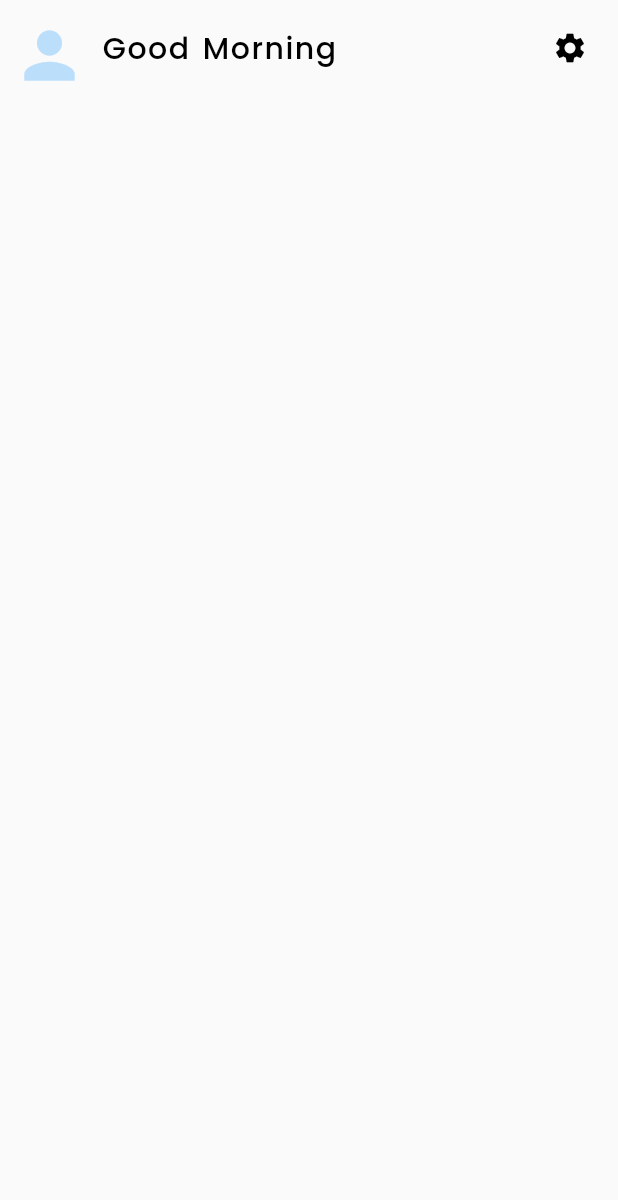
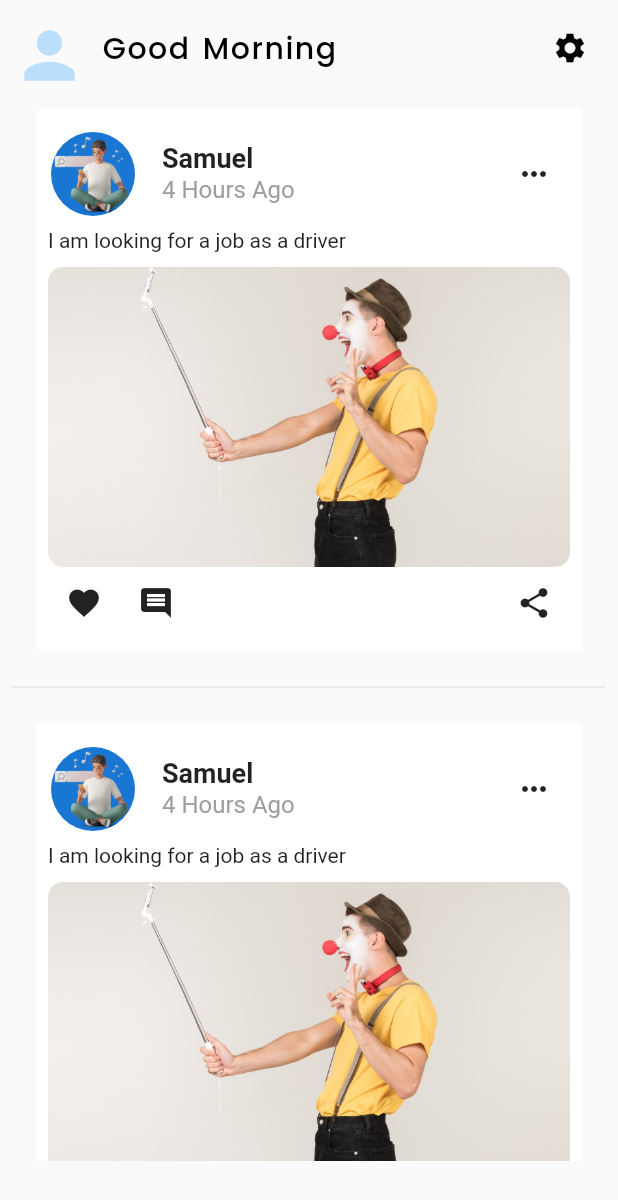
Before and after one commit to aneeshdevala/JOBIZY, a Flutter app: the HomePage screen opened directly, on a phone screen of 412 x 824 dp. Shown: the top 1200 px of the screen. Run offline on Flutter 3.47's test engine with Material 2 defaults, Android fonts, the phone set to English and light mode, and no system bars; our stand-ins replace dio, flutter_secure_storage, get_storage, google_fonts, internet_connection_checker and 2 more; missing offline and left inert: dart:ffi; accounts and stored records are empty; network calls fail.

Commit message:
home ui complete

```diff
--- a/lib/app/module/alljobs/controller/searchcontroll.dart
+++ b/lib/app/module/alljobs/controller/searchcontroll.dart
@@ -28,6 +28,8 @@ class SearchController extends ChangeNotifier {
         ScaffoldMessenger.of(context)
             .showSnackBar(ShowDialogs.popUp('No Response'));
         log('null');
+        isloading = false;
+        notifyListeners();
         return;
       } else {
         allsearchjobs.clear();
@@ -35,6 +37,7 @@ class SearchController extends ChangeNotifier {
         log(allsearchjobs.first.designation.toString());
         //  log(searchResponse.toString());
         isloading = false;
+        notifyListeners();
         return;
       }
     }
--- a/lib/app/module/alljobs/view/jobfullview/fullview.dart
+++ b/lib/app/module/alljobs/view/jobfullview/fullview.dart
@@ -1,7 +1,6 @@
 import 'package:flutter/material.dart';
 import 'package:jobizy/app/module/alljobs/model/searchrespo.dart';
 import 'package:jobizy/app/module/alljobs/view/jobapply/model/applymodel.dart';
-import 'package:jobizy/app/module/register/loginscreen/model/loginrespo.dart';
 import 'package:jobizy/app/util/colors.dart';
 import 'package:jobizy/app/util/constraisns.dart';
 
--- a/lib/app/module/alljobs/yourjobs/controller/jobcontroller.dart
+++ b/lib/app/module/alljobs/yourjobs/controller/jobcontroller.dart
@@ -29,6 +29,7 @@ class JobController extends ChangeNotifier {
         return;
       } else if (postedresponse.isEmpty) {
         ShowDialogs.popUp("Nothing returned");
+        isLoadingFalse();
         return;
       } else if (postedresponse.isNotEmpty) {
         alljobs.clear();
--- a/lib/app/module/alljobs/yourjobs/view/addjob.dart/controller/addjobcon.dart
+++ b/lib/app/module/alljobs/yourjobs/view/addjob.dart/controller/addjobcon.dart
@@ -84,7 +84,7 @@ class JobPostController extends ChangeNotifier {
     }
   }
 
-  String groupValue = '';
+  String groupValue = 'Fresher';
   radioButton(value) {
     groupValue = value;
     notifyListeners();
--- a/lib/app/module/alljobs/yourjobs/view/addjob.dart/view/widgets/radiobutton.dart
+++ b/lib/app/module/alljobs/yourjobs/view/addjob.dart/view/widgets/radiobutton.dart
@@ -22,6 +22,7 @@ class RadioButton extends StatelessWidget {
           children: [
             Expanded(
               child: RadioListTile(
+                selected: true,
                 activeColor: mainColor,
                 title: const Text('Fresher'),
                 value: "Fresher",
@@ -58,7 +59,7 @@ class RadioButton extends StatelessWidget {
                         height: 70,
                         child: TextFormWidget(
                             validatorErrorMessage: 'Required',
-                            text: '  Mix Exp  ',
+                            label: '  Mix Exp  ',
                             controller: provider.minExp))),
                 kWidth20,
                 const Text(
@@ -71,7 +72,7 @@ class RadioButton extends StatelessWidget {
                         height: 70,
                         child: TextFormWidget(
                             validatorErrorMessage: 'Required',
-                            text: '  Max Exp  ',
+                            label: '  Max Exp  ',
                             controller: provider.maxExp))),
               ],
             ))
--- a/lib/app/module/alljobs/yourjobs/view/job_screen.dart
+++ b/lib/app/module/alljobs/yourjobs/view/job_screen.dart
@@ -30,14 +30,15 @@ class JobScreen extends StatelessWidget {
           ),
           centerTitle: true,
         ),
-        body: SingleChildScrollView(
+        body:
+        SingleChildScrollView(
           child: Column(
             mainAxisAlignment: MainAxisAlignment.start,
             children: <Widget>[
               kheight40,
               Selector<JobController, bool>(
                   builder: ((context, isloading, _) {
-                    return provider.isLoading
+                    return provider.isLoading==true
                         ? const Center(
                             child: CircularProgressIndicator(),
                           )
--- a/lib/app/module/homescreen/view/homescreen.dart
+++ b/lib/app/module/homescreen/view/homescreen.dart
@@ -20,54 +20,15 @@ class HomePage extends StatelessWidget {
     // final signIn = Provider.of<SigninController>(context);
     return SafeArea(
       child: Scaffold(
-
-          // appBar: AppBar(
-          //   elevation: 0,
-          //   toolbarHeight: 70,
-          //   backgroundColor: kWhite,
-          //   title: RichText(
-          //     text: TextSpan(
-          //       text: 'Job',
-          //       style: GoogleFonts.poppins(
-          //         textStyle: const TextStyle(
-          //           color: kBlack,
-          //           fontSize: 30,
-          //           fontWeight: FontWeight.w800,
-          //         ),
-          //       ),
-          //       children: <TextSpan>[
-          //         TextSpan(
-          //           text: 'Ezy',
-          //           style: GoogleFonts.pacifico(
-          //             textStyle: const TextStyle(
-          //               color: mainColor,
-          //               fontSize: 30,
-          //               fontWeight: FontWeight.w800,
-          //             ),
-          //           ),
-          //         ),
-          //       ],
-          //     ),
-          //   ),
-          //   actions: [
-          //     IconButton(
-          //         onPressed: () {
-          //           homeController.logout(context);
-          //         },
-          //         icon: const Icon(
-          //           Icons.search,
-          //           color: kBlack,
-          //         ))
-          //   ],
-          // ),
         body: Padding(
           padding: const EdgeInsets.all(8.0),
-        child: SingleChildScrollView(
           child: Column(
             mainAxisAlignment: MainAxisAlignment.start,
             crossAxisAlignment: CrossAxisAlignment.start,
             children: [
-              Row(
+              Flexible(
+                child: LimitedBox(
+                  child: Row(
                       mainAxisAlignment: MainAxisAlignment.start,
                       children: [
                         GestureDetector(
@@ -102,183 +63,140 @@ class HomePage extends StatelessWidget {
                             icon: const Icon(
                               Icons.settings,
                               color: kBlack,
-                      ))
-                  // RichText(
-                  //   text: TextSpan(
-                  //     text: 'Wel',
-                  //     style: GoogleFonts.poppins(
-                  //       textStyle: const TextStyle(
-                  //         color: mainColor,
-                  //         fontSize: 25,
-                  //         fontWeight: FontWeight.w800,
-                  //       ),
-                  //     ),
-                  //     children: <TextSpan>[
-                  //       TextSpan(
-                  //         text: 'Come\n ${getStorage.read('name')}',
-                  //         style: GoogleFonts.archivo(
-                  //           textStyle: const TextStyle(
-                  //             color: kBlack,
-                  //             fontSize: 23,
-                  //             fontWeight: FontWeight.w800,
-                  //           ),
-                  //         ),
-                  //       ),
-                  //     ],
-                  //   ),
-                  // ),
-                  ,
+                            )),
+                      ]),
+                ),
+              ),
+              Expanded(
+                  flex: 8,
+                  child: ListView.separated(
+                    itemBuilder: (context, index) {
+                      return Card(
+                          elevation: 0,
+                          color: Theme.of(context).cardColor,
+                          margin: const EdgeInsets.all(16),
+                          child: Padding(
+                            padding: const EdgeInsets.all(8.0),
+                            child: Column(
+                              crossAxisAlignment: CrossAxisAlignment.start,
+                              children: [
+                                ListTile(
+                                  contentPadding: const EdgeInsets.all(0),
+                                  leading: const CircleAvatar(
+                                    radius: 30,
+                                    backgroundImage: AssetImage(
+                                        "assets/casual-life-3d-man-searching-music-with-phone.png"),
+                                  ),
+                                  title: Text('Samuel',
+                                      style: Theme.of(context)
+                                          .textTheme
+                                          .bodyText1!
+                                          .copyWith(
+                                              fontSize: 18,
+                                              fontWeight: FontWeight.w600)),
+                                  subtitle: Text('4 Hours Ago',
+                                      style: Theme.of(context)
+                                          .textTheme
+                                          .bodyText2!
+                                          .copyWith(
+                                              fontSize: 16,
+                                              fontWeight: FontWeight.normal,
+                                              color: Colors.grey)),
+                                  trailing: IconButton(
+                                      onPressed: null,
+                                      icon: Icon(
+                                        Icons.more_horiz,
+                                        color:
+                                            Theme.of(context).iconTheme.color,
+                                      )),
+                                ),
+                                const Text(
+                                  'I am looking for a job as a driver',
+                                  textAlign: TextAlign.center,
+                                ),
+                                kheight,
+                                ClipRRect(
+                                  borderRadius: BorderRadius.circular(10),
+                                  child: Image.asset(
+                                    'assets/homeimage.jpg',
+                                    height: 200,
+                                    width: MediaQuery.of(context).size.width,
+                                    fit: BoxFit.cover,
+                                  ),
+                                ),
+                                Row(
+                                    mainAxisAlignment:
+                                        MainAxisAlignment.spaceBetween,
+                                    children: [
+                                      Row(
+                                        children: [
+                                          IconButton(
+                                              onPressed: null,
+                                              icon: Icon(Icons.favorite,
+                                                  color: Theme.of(context)
+                                                      .iconTheme
+                                                      .color)),
+                                          IconButton(
+                                              onPressed: null,
+                                              icon: Icon(Icons.comment,
+                                                  color: Theme.of(context)
+                                                      .iconTheme
+                                                      .color))
                                         ],
                                       ),
-              // kheight,
-              // ListView.separated(
-              //   shrinkWrap: true,
-              //   physics: const NeverScrollableScrollPhysics(),
-              //   itemBuilder: (context, index) {
-              //     return Column(
-              //       children: [
-              //         Container(
-              //           height: 445,
-              //           width: 350,
-              //           decoration: BoxDecoration(
-              //               borderRadius: BorderRadius.circular(15),
-              //               color: const Color.fromARGB(255, 238, 238, 238)),
-              //           child: Column(
-              //             crossAxisAlignment: CrossAxisAlignment.start,
-              //             children: [
-              //               kheight20,
-              //               Row(
-              //                 children: [
-              //                   kWidth10,
-              //                   const CircleAvatar(
-              //                     radius: 25,
-              //                     backgroundImage: NetworkImage(
-              //                         'https://images-platform.99static.com//7yC8nnjafc7ewpauYctKnJHhKNo=/20x166:661x807/fit-in/500x500/99designs-contests-attachments/124/124577/attachment_124577102'),
-              //                   ),
-              //                   kWidth10,
-              //                   Column(
-              //                     children: const [
-              //                       Text(
-              //                         'Naagavali',
-              //                         style: TextStyle(
-              //                             fontSize: 20,
-              //                             fontWeight: FontWeight.w500),
-              //                       ),
-              //                       SizedBox(
-              //                         height: 5,
-              //                       ),
-              //                       Text(
-              //                         '12.09.2000',
-              //                         style: TextStyle(
-              //                             fontWeight: FontWeight.w500),
-              //                       )
-              //                     ],
-              //                   ),
-              //                 ],
+                                      IconButton(
+                                          onPressed: null,
+                                          icon: Icon(
+                                            Icons.share,
+                                            color: Theme.of(context)
+                                                .iconTheme
+                                                .color,
+                                          )),
+                                    ]),
+                              ],
+                            ),
+                          ));
+                    },
+                    itemCount: 10,
+                    separatorBuilder: (BuildContext context, int index) {
+                      return Divider();
+                    },
+                  )
+                  //  ListView.separated(
+                  //     itemBuilder: ((context, index) => Card(
+                  //           elevation: 0,
+                  //           child: ListTile(
+                  //             leading: const CircleAvatar(
+                  //               backgroundColor: Colors.transparent,
+                  //               child: Icon(
+                  //                 Icons.person,
+                  //                 size: 50,
                   //               ),
-              //               kheight,
-              //               const Padding(
-              //                 padding: EdgeInsets.only(left: 15),
-              //                 child: Text(
-              //                   "Lorem Ipsum has been the industry's standard dummy text ever since the 1500s.",
-              //                   maxLines: 3,
-              //                   overflow: TextOverflow.ellipsis,
-              //                   style: TextStyle(
-              //                       fontWeight: FontWeight.w500, fontSize: 15),
-              //                 ),
+                  //             ),
+                  //             title: Text(
+                  //               homeController.greeting(),
+                  //               style: GoogleFonts.poppins(
+                  //                 textStyle: const TextStyle(
+                  //                     color: kBlack,
+                  //                     fontSize: 20,
+                  //                     fontWeight: FontWeight.w500,
+                  //                     wordSpacing: 2,
+                  //                     letterSpacing: 1),
                   //               ),
-              //               kheight,
-              //               Center(
-              //                 child: Container(
-              //                   height: 250,
-              //                   width: 320,
-              //                   decoration: const BoxDecoration(
-              //                       image: DecorationImage(
-              //                           fit: BoxFit.cover,
-              //                           image: NetworkImage(
-              //                               'https://www.incimages.com/uploaded_files/image/1920x1080/getty_614867390_321301.jpg'))),
-              //                 ),
-              //               ),
-              //               Padding(
-              //                 padding: const EdgeInsets.only(
-              //                     left: 15, right: 15, top: 10),
-              //                 child: Row(
-              //                   mainAxisAlignment:
-              //                       MainAxisAlignment.spaceBetween,
-              //                   children: [
-              //                     PostButton(
-              //                       icons: const Icon(
-              //                         Icons.favorite_border,
-              //                         color: kBlack,
-              //                       ),
-              //                       text: 'Like',
-              //                       ontap: () {},
-              //                     ),
-              //                     PostButton(
-              //                       icons: const Icon(
-              //                         Icons.mode_comment_outlined,
-              //                         color: kBlack,
-              //                       ),
-              //                       text: 'Comment',
-              //                       ontap: () {},
-              //                     ),
-              //                     PostButton(
-              //                       icons: const Icon(
-              //                         Icons.bookmark_border,
-              //                         color: kBlack,
-              //                       ),
-              //                       text: 'Save',
-              //                       ontap: () {},
-              //                     )
-              //                   ],
-              //                 ),
-              //               )
-              //             ],
+                  //             ),
+                  //             subtitle: const Text('Software Engineer'),
+                  //             trailing: const Icon(Icons.more_vert),
                   //           ),
-              //         ),
-              //       ],
-              //     );
-              //   },
-              //   separatorBuilder: (context, index) {
-              //     return kheight20;
-              //   },
-              //   itemCount: 10,
-              // )
+                  //         )),
+                  //     separatorBuilder: (BuildContext context, int index) {
+                  //       return const Divider();
+                  //     },
+                  //     itemCount: 20),
+                  ),
             ],
           ),
         ),
-      )),
+      ),
     );
   }
 }
-
-class PostButton extends StatelessWidget {
-  const PostButton({
-    Key? key,
-    required this.icons,
-    required this.text,
-    required this.ontap,
-  }) : super(key: key);
-
-  final Icon icons;
-  final String text;
-  final Function ontap;
-  @override
-  Widget build(BuildContext context) {
-    return ElevatedButton(
-        onPressed: () {
-          //    ontap() {}
-        },
-        style: ElevatedButton.styleFrom(
-            backgroundColor: kWhite, minimumSize: const Size(80, 40)),
-        child: Column(
-          children: [
-            icons,
-            Text(
-              text,
-              style: const TextStyle(fontSize: 13, color: kBlack),
-            )
-          ],
-        ));
-  }
-}
```
Also changed, not shown: lib/app/module/alljobs/view/viewscreen.dart (+47 -30 lines), lib/app/module/alljobs/yourjobs/jobfullview.dart (+8 -55 lines), lib/app/module/alljobs/yourjobs/view/addjob.dart/view/addjob.dart (+22 -18 lines), assets/homeimage.jpg (added), assets/searching.png (added). Lines whose indentation alone changed are shown as unchanged.
